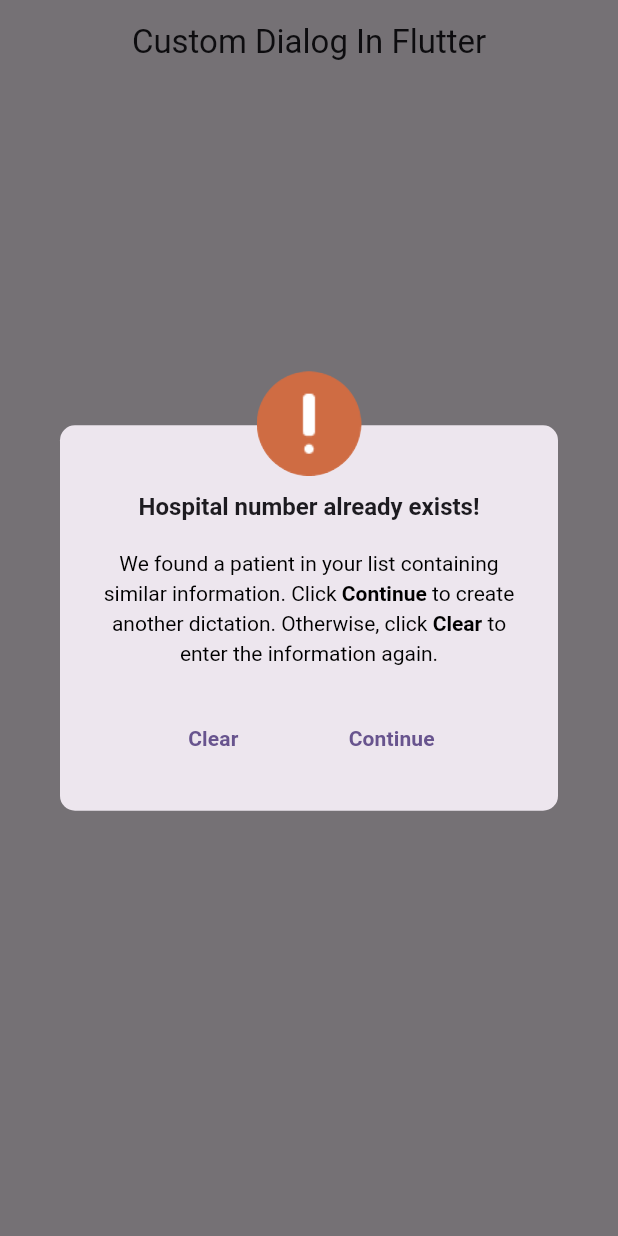
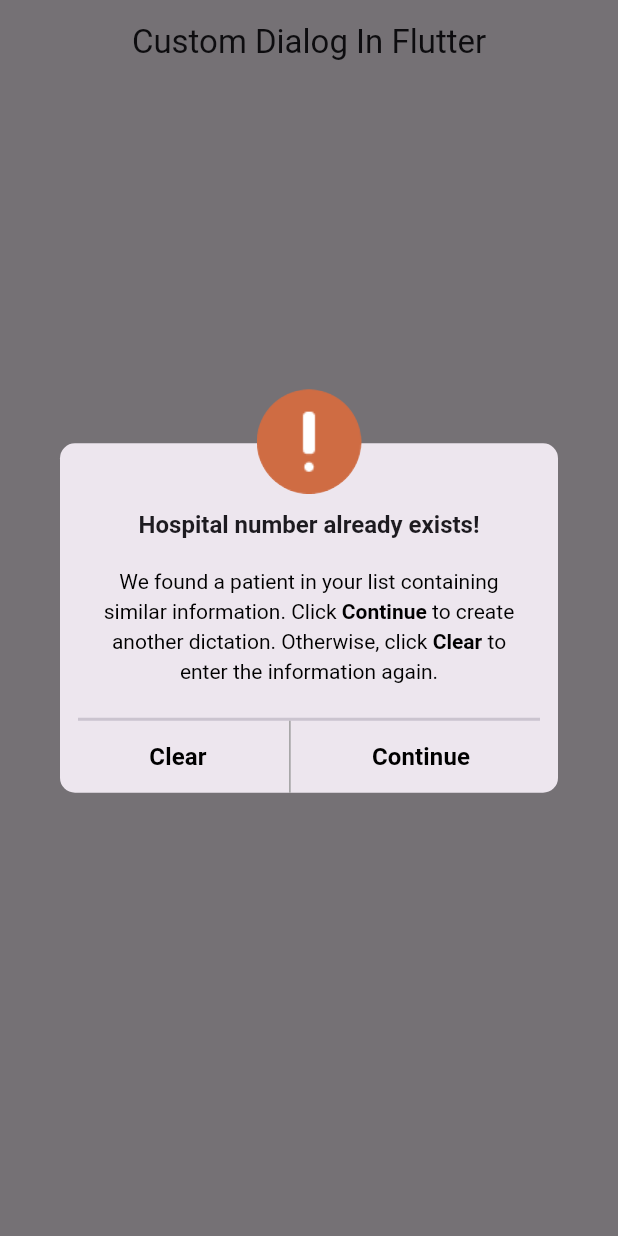
Before and after one commit to mtanaya09/custom_dialog, a Flutter app: the screen it shows after launch, after a tap on "Custom Dialog", on a phone screen of 412 x 824 dp. Run offline on Flutter 3.47's test engine with Material 2 defaults, Android fonts, the phone set to English and light mode, and no system bars.

Commit message:
Button border

```diff
--- a/lib/generic_dialog.dart
+++ b/lib/generic_dialog.dart
@@ -64,13 +64,20 @@ Future showGenericDialog(
           ),
         ),
         actions: [
-          Row(
+          const Divider(
+            height: 0,
+            thickness: 2,
+          ),
+          IntrinsicHeight(
+            child: Row(
               mainAxisAlignment: MainAxisAlignment.spaceEvenly,
               children: [
                 TextButton(
                   child: const Text(
                     "Clear",
                     style: TextStyle(
+                      color: Colors.black,
+                      fontSize: 16,
                       fontWeight: FontWeight.bold,
                     ),
                   ),
@@ -78,10 +85,17 @@ Future showGenericDialog(
                     Navigator.of(context).pop(false);
                   },
                 ),
+                const VerticalDivider(
+                  // width: 20,
+                  thickness: 1,
+                  color: Colors.grey,
+                ),
                 TextButton(
                   child: const Text(
                     "Continue",
                     style: TextStyle(
+                      color: Colors.black,
+                      fontSize: 16,
                       fontWeight: FontWeight.bold,
                     ),
                   ),
@@ -91,7 +105,9 @@ Future showGenericDialog(
                 ),
               ],
             ),
+          ),
         ],
+        actionsPadding: const EdgeInsets.symmetric(horizontal: 12.0),
       );
     },
   );
```
Lines whose indentation alone changed are shown as unchanged.
